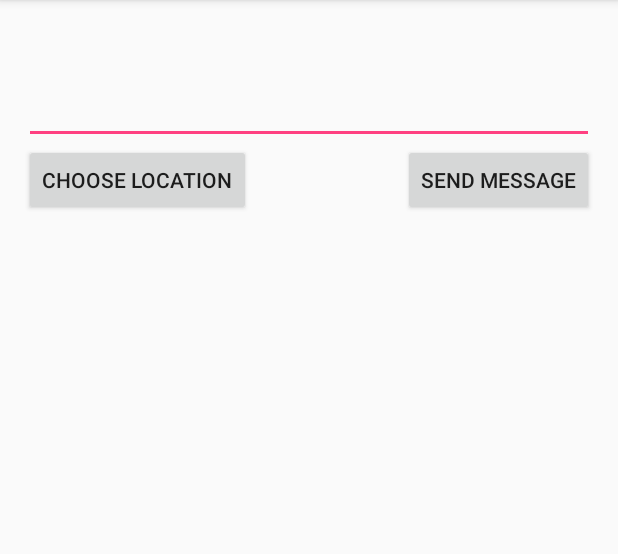
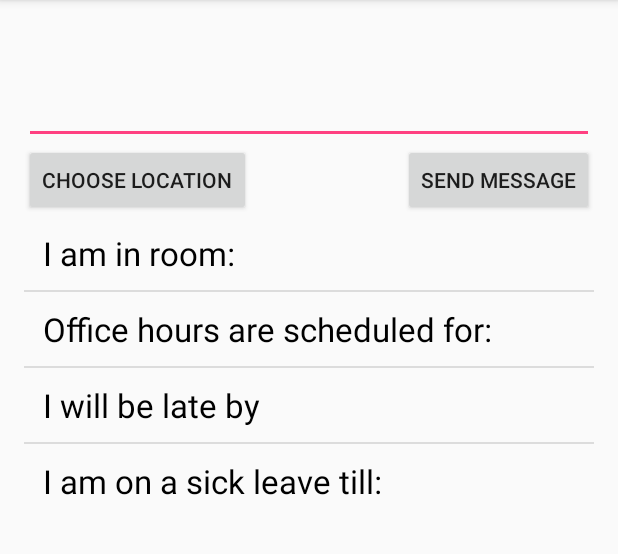
Before and after one commit to michalgorecki/door-plate-client, an Android app: the SendMessageActivity screen opened directly, with no data from a screen before it, after a tap on "SEND MESSAGE", on a phone screen of 412 x 824 dp, the part 84-638 px from its top. Run offline under Robolectric (Android 15) with nearby library versions, the phone set to English and light mode, and no system bars.

Commit message:
Added message templates & listview

```diff
--- a/DoorPlate/app/build.gradle
+++ b/DoorPlate/app/build.gradle
@@ -24,4 +24,5 @@ dependencies {
     testCompile 'junit:junit:4.12'
     compile 'com.android.support:appcompat-v7:23.1.0'
     compile 'com.android.support:design:23.1.0'
+    compile 'com.android.support:support-v4:23.1.0'
 }
--- a/DoorPlate/app/src/main/java/com/thesis/guras/doorplate/ChooseLocationActivity.java
+++ b/DoorPlate/app/src/main/java/com/thesis/guras/doorplate/ChooseLocationActivity.java
@@ -62,8 +62,6 @@ public class ChooseLocationActivity extends AppCompatActivity {
         if (intentExtras != null) {
             Log.d(DEBUG_TAG, "Intent extras was not null");
             messageIntentExtra = intentExtras.getString("CurrentMessage");
-
-
         }
 
         //suggest similar patterns based on available Wifis
--- a/DoorPlate/app/src/main/java/com/thesis/guras/doorplate/MDBHandler.java
+++ b/DoorPlate/app/src/main/java/com/thesis/guras/doorplate/MDBHandler.java
@@ -122,6 +122,26 @@ public class MDBHandler {
         }else{
             Log.d(DEBUG_TAG,"DB was not opened!");
             Log.d(DEBUG_TAG,"getAllPatterns()");
+            return null;
+        }
+    }
+    public Cursor getAllMessages() {
+        Log.d(DEBUG_TAG,"getAllMessages()");
+        String selectQuery = "SELECT * FROM "+MESSAGES_TABLE_NAME;
+        if(db.isOpen()){
+            Cursor cursor = db.rawQuery(selectQuery, null);
+            if(cursor.getCount()== 0){
+                Log.d(DEBUG_TAG,"Cursor count was 0!");
+                Log.d(DEBUG_TAG,"getAllMessages()");
+                return null;
+            }
+            Log.d(DEBUG_TAG,"Cursor count was: "+String.valueOf(cursor.getCount()));
+            Log.d(DEBUG_TAG,"getAllMessages()");
+            return cursor;
+
+        }else{
+            Log.d(DEBUG_TAG,"DB was not opened!");
+            Log.d(DEBUG_TAG,"getAllMessages()");
             return null;
         }
     }
--- a/DoorPlate/app/src/main/java/com/thesis/guras/doorplate/SaveLocationActivity.java
+++ b/DoorPlate/app/src/main/java/com/thesis/guras/doorplate/SaveLocationActivity.java
@@ -87,7 +87,7 @@ public class SaveLocationActivity extends AppCompatActivity {
                         Log.d(DEBUG_TAG,"Inserted record no. "+String.valueOf(mDbHandler.insertPattern(ddm)));
                         //this onclick method also removes the oldest pattern with matching name
                         mDbHandler.removeOldestSimilarPattern(locationName);
-                        //clear the editText field
+                        //clear the messageEditText field
                         editText.setText("");
                         currentWifiList = (ArrayList<ScanResult>) myWifiManager.getScanResults();
                         DatabaseDataModel mCurrentDataModel= mDbHandler.setupInsertContent(currentWifiList, locationName);
--- a/DoorPlate/app/src/main/java/com/thesis/guras/doorplate/SendMessageActivity.java
+++ b/DoorPlate/app/src/main/java/com/thesis/guras/doorplate/SendMessageActivity.java
@@ -1,21 +1,19 @@
 package com.thesis.guras.doorplate;
 
-import android.content.Context;
+import android.app.AlertDialog;
+import android.content.DialogInterface;
 import android.content.Intent;
 import android.database.Cursor;
 import android.net.wifi.ScanResult;
-import android.net.wifi.WifiManager;
 import android.support.v7.app.AppCompatActivity;
 import android.os.Bundle;
 import android.util.Log;
 import android.view.View;
+import android.widget.AdapterView;
 import android.widget.Button;
 import android.widget.EditText;
 import android.widget.ListView;
-import android.widget.Toast;
 
-import java.util.ArrayList;
-import java.util.Collections;
 import java.util.Comparator;
 
 public class SendMessageActivity extends AppCompatActivity {
@@ -26,23 +24,29 @@ public class SendMessageActivity extends AppCompatActivity {
                     (firstResult.level == secondResult.level ? 0 : 1));
         }
     };
-    private String currentMessage="";
-    private ArrayList<ScanResult> currentWifiList = new ArrayList<ScanResult>();
+    private String currentMessage = "";
     private String DEBUG_TAG = "SendMessageActivity";
+    private MessageCursorAdapter mMessageCursorAdapter = null;
+    private Cursor messagesCursor = null;
+    private MDBHandler mdbHandler = new MDBHandler(this);
+
     //MDBHandler mdbHandler = new MDBHandler(this);
-    EditText editText;
+    EditText messageEditText;
     Button chooseLocationButton;
+    ListView templatesListView;
 
     @Override
     protected void onCreate(Bundle savedInstanceState) {
         super.onCreate(savedInstanceState);
         setContentView(R.layout.activity_send_message);
-        editText = (EditText) findViewById(R.id.sendToLocationEditText);
+        messageEditText = (EditText) findViewById(R.id.sendToLocationEditText);
         chooseLocationButton = (Button) findViewById(R.id.chooseLocationButton);
-        if(savedInstanceState != null){
-            Log.d(DEBUG_TAG,"Restoring previous instance state");
+        templatesListView = (ListView) findViewById(R.id.templatesListView);
+
+        if (savedInstanceState != null) {
+            Log.d(DEBUG_TAG, "Restoring previous instance state");
             currentMessage = savedInstanceState.getString("CurrentMessage");
-            editText.setText(currentMessage);
+            messageEditText.setText(currentMessage);
         }
 
         Bundle intentExtras = getIntent().getExtras();
@@ -50,43 +54,85 @@ public class SendMessageActivity extends AppCompatActivity {
             Log.d(DEBUG_TAG, "Intent extras was not null");
             String selectedLocationExtra = intentExtras.getString("LocationName");
             String previousMessage = intentExtras.getString("PreviousMessage");
-            editText.setText(previousMessage+" "+selectedLocationExtra);
+            messageEditText.setText(previousMessage + " " + selectedLocationExtra);
         }
+        mdbHandler.open();
+        messagesCursor = mdbHandler.getAllMessages();
+        mMessageCursorAdapter = new MessageCursorAdapter(this, messagesCursor, 0);
+        templatesListView.setAdapter(mMessageCursorAdapter);
+        mdbHandler.close();
+        templatesListView.setOnItemClickListener(new AdapterView.OnItemClickListener() {
+
+            @Override
+            public void onItemClick(AdapterView<?> parent, View view, int position, long id) {
+                Log.d(DEBUG_TAG, "templatesListView onClick()");
+                //item is selected from the cursor to get necessary data
+                Log.d(DEBUG_TAG, "ListView count: " + templatesListView.getCount());
+                Log.d(DEBUG_TAG, "messagesCursor count: " + messagesCursor.getCount());
+                if (position >= messagesCursor.getCount()) {
+                    Log.d(DEBUG_TAG, "Unable to access element " + position + ", it does not exist in the messagesCursor. Cursor count: " + messagesCursor.getCount());
+                }
+                messagesCursor.moveToPosition(position);
+                final String selectedItemName = messagesCursor.getString(1);
+                AlertDialog.Builder builder = new AlertDialog.Builder(SendMessageActivity.this);
+                builder.setTitle(selectedItemName).setMessage("Do you want to use template: "+selectedItemName+"?");
+
+                //Use template onClick
+                builder.setPositiveButton("Use", new DialogInterface.OnClickListener() {
+                    public void onClick(DialogInterface dlg, int x) {
+                        messageEditText.setText(selectedItemName);
+                    }
+                });
+
+                //Cancel onClick
+                builder.setNegativeButton("Cancel", new DialogInterface.OnClickListener() {
+                    public void onClick(DialogInterface dlg, int x) {
+                    }
+                });
+                builder.show();
+            }
+        });
+
     }
+
     @Override
-    protected void onRestoreInstanceState(Bundle savedInstanceState)
-    {   Log.d(DEBUG_TAG,"onRestoreInstanceState()");
+    protected void onRestoreInstanceState(Bundle savedInstanceState) {
+        Log.d(DEBUG_TAG, "onRestoreInstanceState()");
         super.onRestoreInstanceState(savedInstanceState);
         currentMessage = savedInstanceState.getString("CurrentMessage"); //retrieve your data using its corresponding key
-        Log.d(DEBUG_TAG,"CurrentMessage restored from savedInstanceState: "+savedInstanceState.getString("CurrentMessage"));
-        Log.d(DEBUG_TAG,"onRestoreInstanceState()");
+        Log.d(DEBUG_TAG, "CurrentMessage restored from savedInstanceState: " + savedInstanceState.getString("CurrentMessage"));
+        Log.d(DEBUG_TAG, "onRestoreInstanceState()");
     }
+
     @Override
-    protected void onSaveInstanceState(Bundle savedInstanceState)
-    {
-        Log.d(DEBUG_TAG,"onSaveInstanceState()");
-        String savedString = editText.getText().toString();
-        savedInstanceState.putString("CurrentMessage",savedString);
+    protected void onSaveInstanceState(Bundle savedInstanceState) {
+        Log.d(DEBUG_TAG, "onSaveInstanceState()");
+        String savedString = messageEditText.getText().toString();
+        savedInstanceState.putString("CurrentMessage", savedString);
 
         super.onSaveInstanceState(savedInstanceState);
-        Log.d(DEBUG_TAG,"onSaveInstanceState()");
+        Log.d(DEBUG_TAG, "onSaveInstanceState()");
     }
+
     public void goToLocationsOnClick(View v) {
         Intent intent = new Intent(this, ChooseLocationActivity.class);
-        String message = editText.getText().toString();
-        if(message != null){
-            intent.putExtra("CurrentMessage",message);
+        String message = messageEditText.getText().toString();
+        if (message != null) {
+            intent.putExtra("CurrentMessage", message);
         }
 
         SendMessageActivity.this.startActivity(intent);
     }
-    public void sendMessageOnClick(View v){
-        Log.d(DEBUG_TAG,"sendMessageOnClick");
-        String message = editText.getText().toString();
-        if(message != null){
-            Log.d(DEBUG_TAG,"Message to be sent: "+message);
+
+    public void sendMessageOnClick(View v) {
+        Log.d(DEBUG_TAG, "sendMessageOnClick");
+        String message = messageEditText.getText().toString();
+        if (message != null) {
+            Log.d(DEBUG_TAG, "Message to be sent: " + message);
         }
-        editText.setText("");
-        Log.d(DEBUG_TAG,"sendMessageOnClick");
+        messageEditText.setText("");
+        Log.d(DEBUG_TAG, "sendMessageOnClick");
     }
+
+
 }
--- a/DoorPlate/app/src/main/res/layout/activity_send_message.xml
+++ b/DoorPlate/app/src/main/res/layout/activity_send_message.xml
@@ -32,12 +32,12 @@
     <ListView
         android:layout_width="wrap_content"
         android:layout_height="wrap_content"
-        android:id="@+id/suggestionsListView"
-        android:layout_below="@+id/sendButton"
+        android:id="@+id/templatesListView"
         android:layout_alignParentRight="true"
         android:layout_alignParentEnd="true"
         android:layout_alignParentLeft="true"
-        android:layout_alignParentStart="true" />
+        android:layout_alignParentStart="true"
+        android:layout_below="@+id/sendButton" />
 
     <Button
         android:layout_width="wrap_content"
@@ -45,7 +45,7 @@
         android:text="Choose location"
         android:id="@+id/chooseLocationButton"
         android:onClick="goToLocationsOnClick"
-        android:layout_above="@+id/suggestionsListView"
+        android:layout_above="@+id/templatesListView"
         android:layout_alignParentLeft="true"
         android:layout_alignParentStart="true" />
 </RelativeLayout>
--- a/DoorPlate/app/src/main/res/values/strings.xml
+++ b/DoorPlate/app/src/main/res/values/strings.xml
@@ -6,4 +6,7 @@
     <string name="button_use">Use</string>
     <string name="button_update">Update</string>
     <string name="button_save_location">Save current location</string>
+
+    <!-- TODO: Remove or change this placeholder text -->
+    <string name="hello_blank_fragment">Hello blank fragment</string>
 </resources>
```
